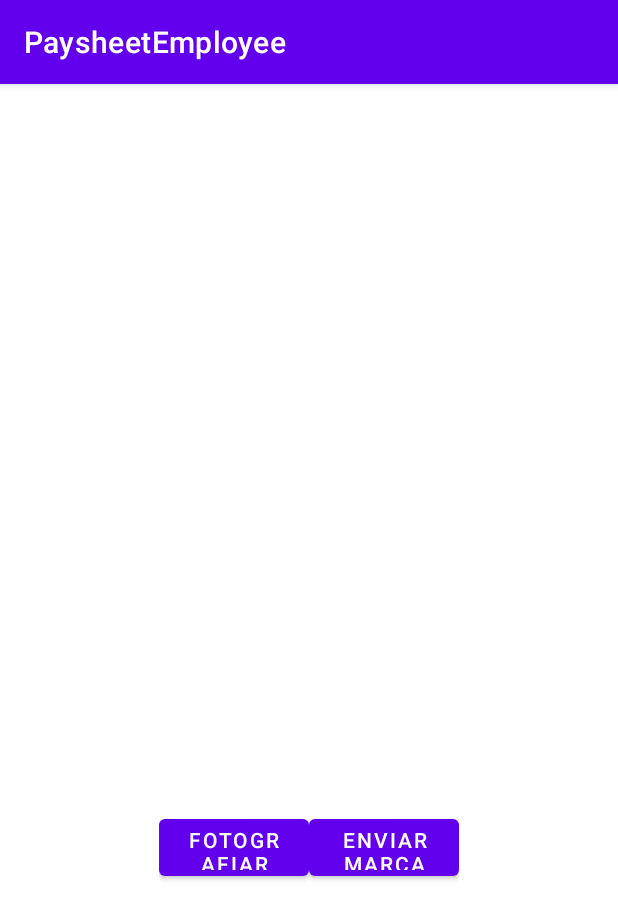
After one commit to MauricioHub/paysheetEmployee, an Android app: the MarkActivity screen opened directly, with no data from a screen before it, on a phone screen of 412 x 824 dp. The commit adds this screen. Shown: the top 919 px of the screen. Run offline under Robolectric (Android 15) with nearby library versions, the phone set to English and light mode, and no system bars.

Commit message:
Nueva Pantalla: Registrar marcaciones.

```diff
--- a/app/src/main/AndroidManifest.xml
+++ b/app/src/main/AndroidManifest.xml
@@ -1,7 +1,6 @@
 <?xml version="1.0" encoding="utf-8"?>
 <manifest xmlns:android="http://schemas.android.com/apk/res/android"
     package="com.example.paysheetemployee">
-
     <!--
          The ACCESS_COARSE/FINE_LOCATION permissions are not required to use
          Google Maps Android API v2, but you must specify either coarse or fine
@@ -16,7 +15,7 @@
         android:roundIcon="@mipmap/ic_launcher_round"
         android:supportsRtl="true"
         android:theme="@style/Theme.PaysheetEmployee">
-
+        <activity android:name=".MarkActivity"></activity>
         <!--
              The API key for Google Maps-based APIs is defined as a string resource.
              (See the file "res/values/google_maps_api.xml").
@@ -31,7 +30,7 @@
 
         <activity
             android:name=".MapsActivity"
-            android:label="@string/title_activity_maps"></activity>
+            android:label="@string/title_activity_maps" />
         <activity
             android:name=".MainActivity"
             android:label="@string/app_name"
--- /dev/null
+++ b/app/src/main/java/com/example/paysheetemployee/MarkActivity.java
@@ -0,0 +1,14 @@
+package com.example.paysheetemployee;
+
+import androidx.appcompat.app.AppCompatActivity;
+
+import android.os.Bundle;
+
+public class MarkActivity extends AppCompatActivity {
+
+    @Override
+    protected void onCreate(Bundle savedInstanceState) {
+        super.onCreate(savedInstanceState);
+        setContentView(R.layout.activity_mark);
+    }
+}
--- /dev/null
+++ b/app/src/main/res/layout/activity_mark.xml
@@ -0,0 +1,59 @@
+<?xml version="1.0" encoding="utf-8"?>
+<LinearLayout xmlns:android="http://schemas.android.com/apk/res/android"
+    xmlns:app="http://schemas.android.com/apk/res-auto"
+    xmlns:tools="http://schemas.android.com/tools"
+    android:layout_width="match_parent"
+    android:layout_height="match_parent"
+    android:orientation="vertical"
+    tools:context=".MarkActivity">
+
+    <!--<androidx.appcompat.widget.Toolbar
+        android:id="@+id/toolBarMenu"
+        android:layout_width="match_parent"
+        android:layout_height="40dp"
+        android:background="@color/colorPrimary">
+
+        <TextView
+            android:id="@+id/toolbar_title"
+            android:layout_width="wrap_content"
+            android:layout_height="wrap_content"
+            android:layout_gravity="center"
+            android:text="@string/app_name"
+            android:textColor="@color/white" />
+    </androidx.appcompat.widget.Toolbar> -->
+
+    <LinearLayout
+        android:layout_width="match_parent"
+        android:layout_height="match_parent"
+        android:gravity="center_vertical|center_horizontal">
+
+        <LinearLayout
+            android:layout_width="200dp"
+            android:layout_height="300dp"
+            android:orientation="vertical">
+
+            <ImageView
+                android:layout_width="match_parent"
+                android:layout_height="200dp"/>
+
+            <LinearLayout
+                android:layout_width="200dp"
+                android:layout_height="100dp"
+                android:orientation="horizontal"
+                android:gravity="bottom">
+
+                <Button
+                    android:layout_width="100dp"
+                    android:layout_height="50dp"
+                    android:text="FOTOGRAFIAR"/>
+
+                <Button
+                    android:layout_width="100dp"
+                    android:layout_height="50dp"
+                    android:text="ENVIAR MARCA"/>
+
+            </LinearLayout>
+        </LinearLayout>
+
+    </LinearLayout>
+</LinearLayout>
```
Also changed, not shown: app/src/main/java/com/example/paysheetemployee/FirstFragment.java (deleted, +0 -34 lines), app/src/main/java/com/example/paysheetemployee/MapsActivity.java (+11 -0 lines), app/src/main/java/com/example/paysheetemployee/SecondFragment.java (deleted, +0 -34 lines), app/src/main/res/layout/activity_maps.xml (+14 -10 lines), app/src/main/res/layout/fragment_first.xml (deleted, +0 -28 lines), app/src/main/res/layout/fragment_second.xml (deleted, +0 -27 lines).
